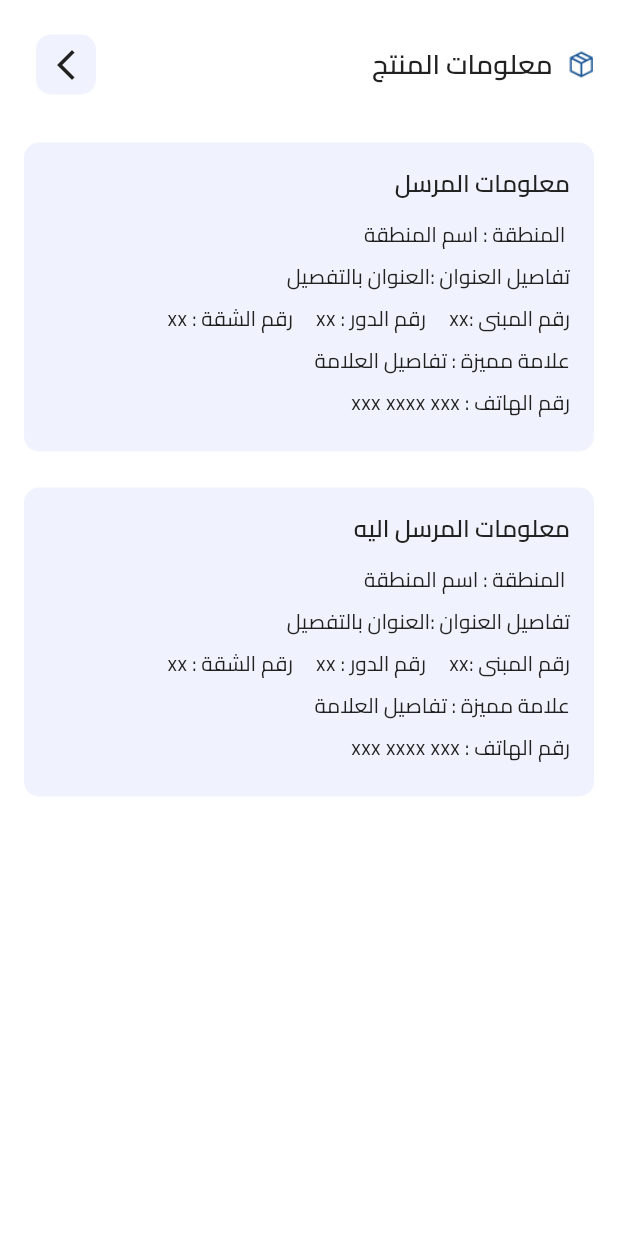
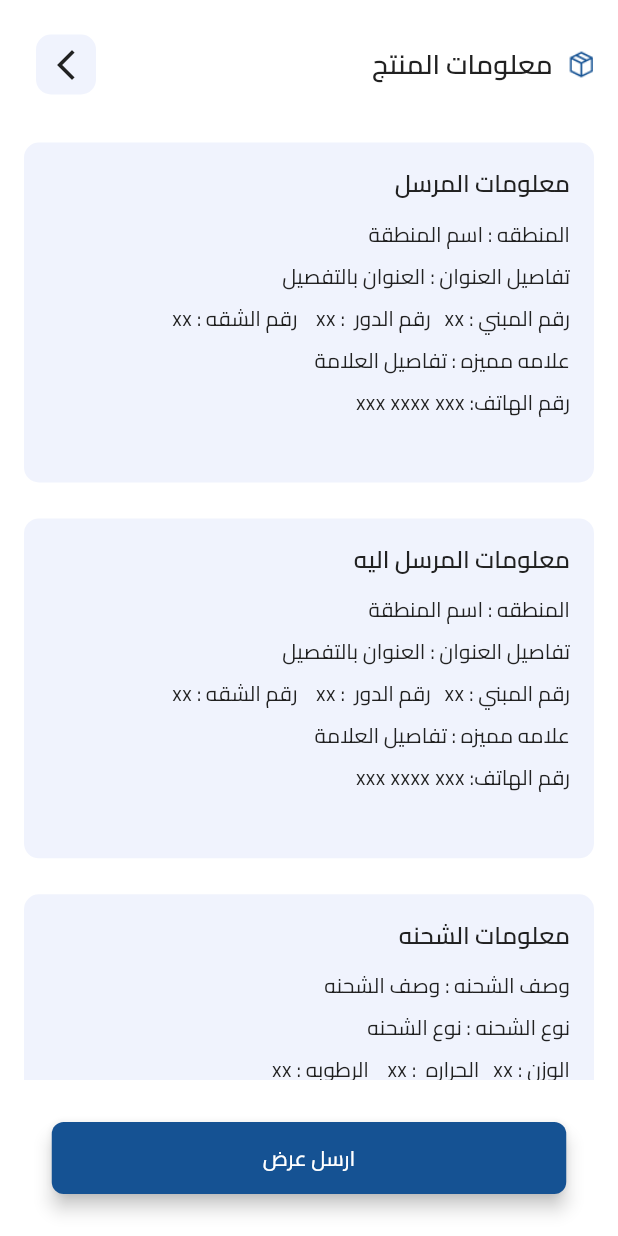
Before and after one commit to KHgamal/project_1, a Flutter app: the ProductView screen opened directly, on a phone screen of 412 x 824 dp. Run offline on Flutter 3.47's test engine with Material 2 defaults, Android fonts, the phone set to English and light mode, and no system bars; our stand-ins replace dartz, equatable, get_it; network calls fail.

Commit message:
product details from heba

```diff
--- a/lib/core/common/widgets/app_bar.dart
+++ b/lib/core/common/widgets/app_bar.dart
@@ -1,6 +1,7 @@
 import 'package:flutter/material.dart';
 import 'package:project_1/core/common/widgets/app_bar_action.dart';
 import 'package:project_1/core/res/colours.dart';
+import 'package:project_1/core/res/media_res.dart';
 import 'package:project_1/generated/l10n.dart';
 
 class AppBarWidget extends StatelessWidget implements PreferredSizeWidget {
@@ -57,8 +58,7 @@ class AppBarWidget extends StatelessWidget implements PreferredSizeWidget {
             ],
           ),
           AppBarAction(
-              child: const Icon(Icons.notifications_none_outlined,
-                  color: Colours.primaryColour, size: 24.0),
+              child:Image.asset(Media.notificationIcon, width: 18,height: 21,),
               onTap: () {}),
         ],
       ),
--- a/lib/core/res/media_res.dart
+++ b/lib/core/res/media_res.dart
@@ -3,4 +3,5 @@ class Media{
   static String destinationIcon="assets/images/destination.png";
   static String titleIcon="assets/images/title.png";
   static String typeIcon="assets/images/type.png";
+  static String notificationIcon="assets/images/notification.png";
 }
--- a/lib/l10n/intl_ar.arb
+++ b/lib/l10n/intl_ar.arb
@@ -6,4 +6,24 @@
   "navbar_offers": "العروض",
   "navbar_profile": "حسابى",
   "product_detail_title": "معلومات المنتج",
+  "sender_info": "معلومات المرسل",
+  "receiver_info": "معلومات المرسل اليه",
+  "shipping_info": "معلومات الشحنه",
+  "phone_number": "رقم الهاتف",
+  "distinctive_mark": "علامه مميزه",
+  "shipping_description": "وصف الشحنه",
+  "shipping_type": "نوع الشحنه",
+  "weight": "الوزن",
+  "temperature": "الحراره",
+  "humidity": "الرطوبه",
+  "building_number": "رقم المبني",
+  "floor_number": "رقم الدور",
+  "apartment_number": "رقم الشقه",
+  "address_details": "تفاصيل العنوان",
+  "region": "المنطقه",
+  "destination_region": "المنطقه المرسل اليها",
+  "product_name": " أسم المنتج",
+  "type": "النوع",
+  "send_offer": "ارسل عرض"
+
 }
--- a/lib/l10n/intl_en.arb
+++ b/lib/l10n/intl_en.arb
@@ -5,5 +5,24 @@
   "navbar_main": "Home",
   "navbar_offers": "Home",
   "navbar_profile": "Home",
-  "product_detail_title": "product's information",
+  "product_detail_title": "Product's information",
+  "sender_info": "Sender information",
+  "receiver_info": "Receiver information",
+  "shipping_info": "Shipping information",
+  "shipping_description": "Shipping description",
+  "shipping_type": "Shipping type",
+  "weight": "Weight",
+  "temperature": "Temperature",
+  "humidity": "Humidity",
+  "phone_number": "Phone number",
+  "distinctive_mark": "Distinctive mark",
+  "address_details": "Address details",
+  "building_number": "Building number",
+  "floor_number": "Floor number",
+  "apartment_number": "Apartment number",
+  "region": " Region ",
+  "destination_region": "Destination region",
+  "product_name": "Product name",
+  "type": " Type ",
+  "send_offer": "Send offer"
 }
--- a/lib/src/home/presentation/views/product_details_view.dart
+++ b/lib/src/home/presentation/views/product_details_view.dart
@@ -1,34 +1,63 @@
 import 'package:flutter/material.dart';
+import 'package:project_1/src/home/presentation/widgets/defult_button.dart';
+import 'package:project_1/src/home/presentation/widgets/shipping_information_container.dart';
 
 import '../../../../core/res/colours.dart';
 import '../../../../core/res/media_res.dart';
 import '../../../../generated/l10n.dart';
 import '../widgets/product_information_appbar.dart';
 import '../widgets/sender_receiver_information_container.dart';
+
 class ProductView extends StatelessWidget {
   const ProductView({Key? key}) : super(key: key);
   static const route = '/product_details';
+
   @override
   Widget build(BuildContext context) {
-    return  SafeArea(
+    return SafeArea(
       child: Scaffold(
         backgroundColor: Colors.white,
-        body: ListView(
-          children:const [
-            Padding(
-              padding: EdgeInsets.only(top: 15 , right: 16 , left: 16),
-              child: ProductInformationAppbar(),
+        body: Column(
+          children: [
+            Expanded(
+              child: ListView(
+                scrollDirection: Axis.vertical,
+                shrinkWrap: true,
+                children: [
+                  Padding(
+                    padding: EdgeInsets.only(top: 15, right: 16, left: 16),
+                    child: ProductInformationAppbar(),
+                  ),
+                  SenderReceiverInformationContainer(
+                      title: S.of(context).sender_info,
+                      locationText: "اسم المنطقة",
+                      addressInDetail: "العنوان بالتفصيل",
+                      buildingNumber: "xx",
+                      floorNumber: "xx",
+                      apartmentNumber: "xx",
+                      markDetails: "تفاصيل العلامة",
+                      phoneNumber: "xxx xxxx xxx"),
+                  SenderReceiverInformationContainer(
+                      title: S.of(context).receiver_info,
+                      locationText: "اسم المنطقة",
+                      addressInDetail: "العنوان بالتفصيل",
+                      buildingNumber: "xx",
+                      floorNumber: "xx",
+                      apartmentNumber: "xx",
+                      markDetails: "تفاصيل العلامة",
+                      phoneNumber: "xxx xxxx xxx"),
+                  ShippingInformationContainer(
+                      title: S.of(context).shipping_info,
+                      shippingDescription: "وصف الشحنه ",
+                      shippingType: "نوع الشحنه",
+                      weight: "xx",
+                      temperature: "xx",
+                      humidity: "xx",
+                      markDetails: "تفاصيل العلامه "),
+                ],
+              ),
             ),
-            SenderReceiverInformationContainer(
-                title: "معلومات المرسل ", locationText: "اسم المنطقة",
-                addressInDetail: "العنوان بالتفصيل", buildingNumber: "xx",
-                floorNumber:"xx" , apartmentNumber:"xx",
-                markDetails: "تفاصيل العلامة", phoneNumber: "xxx xxxx xxx"),
-            SenderReceiverInformationContainer(
-                title: "معلومات المرسل اليه ", locationText: "اسم المنطقة",
-                addressInDetail: "العنوان بالتفصيل", buildingNumber: "xx",
-                floorNumber:"xx" , apartmentNumber:"xx",
-                markDetails: "تفاصيل العلامة", phoneNumber: "xxx xxxx xxx"),
+            MyButton(title: S.of(context).send_offer, onPressed: () {}),
           ],
         ),
       ),
--- /dev/null
+++ b/lib/src/home/presentation/widgets/defult_button.dart
@@ -0,0 +1,27 @@
+import 'package:flutter/material.dart';
+import 'package:project_1/core/res/colours.dart';
+class MyButton extends StatelessWidget{
+  MyButton({required this.title,required this.onPressed});
+
+  final String title;
+  final VoidCallback onPressed;
+  @override
+  Widget build(BuildContext context) {
+    return  Padding(
+      padding: const EdgeInsets.only(right: 16.0,left: 16.0,top: 28.0,bottom: 28.0),
+      child: Material(
+        elevation: 5,
+        color: Colours.primaryColour,
+        borderRadius: BorderRadius.circular(8.0),
+        child: MaterialButton(
+          onPressed: onPressed,
+          minWidth: 343,
+          height:  48,
+          child: Text(title,style: TextStyle(color: Colors.white),),
+        ),
+      ),
+    );
+
+  }
+
+}
--- a/lib/src/home/presentation/widgets/product_information_appbar.dart
+++ b/lib/src/home/presentation/widgets/product_information_appbar.dart
@@ -4,6 +4,7 @@ import 'package:project_1/core/res/styles.dart';
 
 import '../../../../core/res/colours.dart';
 import '../../../../core/res/media_res.dart';
+import '../../../../generated/l10n.dart';
 class ProductInformationAppbar extends StatelessWidget {
   const ProductInformationAppbar({Key? key}) : super(key: key);
 
@@ -16,7 +17,9 @@ class ProductInformationAppbar extends StatelessWidget {
           children: [
             Image.asset(Media.titleIcon, width: 19.5,height: 22,) ,
             const SizedBox(width: 8,),
-            const Text("معلومات المنتج",style:Styles.textStyle18),
+             Text(
+                S.of(context).product_detail_title,
+                style:Styles.textStyle18),
           ],
         ),
         AppBarAction(
--- a/lib/src/home/presentation/widgets/product_information_list.dart
+++ b/lib/src/home/presentation/widgets/product_information_list.dart
@@ -1,18 +1,27 @@
+
 import 'package:flutter/material.dart';
 import 'package:project_1/core/res/media_res.dart';
 import 'package:project_1/src/home/presentation/widgets/product_information_tile.dart';
+
+import '../../../../generated/l10n.dart';
 
 List<String> iconsList=[ Media.locationIcon ,
   Media.destinationIcon,
   Media.titleIcon ,
   Media.typeIcon];
-List<String> textList=["المنطقة" ,"المنطقة المرسل إليها"," اسم المنتج ","النوع "];
+List<String> textList=[ '' , '' , '' , ''];
 
 class ProductsInformationListView extends StatelessWidget {
   const ProductsInformationListView({Key? key}) : super(key: key);
 
   @override
   Widget build(BuildContext context) {
+    textList=[
+      S.of(context).region,
+      S.of(context).destination_region,
+      S.of(context).product_name,
+      S.of(context).type
+    ];
 
     return Column(
         mainAxisAlignment: MainAxisAlignment.center,
--- a/lib/src/home/presentation/widgets/sender_receiver_information_container.dart
+++ b/lib/src/home/presentation/widgets/sender_receiver_information_container.dart
@@ -2,6 +2,7 @@ import 'package:flutter/material.dart';
 
 import '../../../../core/res/colours.dart';
 import '../../../../core/res/styles.dart';
+import '../../../../generated/l10n.dart';
 class SenderReceiverInformationContainer extends StatelessWidget {
   const SenderReceiverInformationContainer({Key? key, required this.title, required this.locationText, required this.addressInDetail, required this.buildingNumber, required this.floorNumber, required this.apartmentNumber, required this.markDetails, required this.phoneNumber}) : super(key: key);
 final String title;
@@ -20,7 +21,7 @@ final String phoneNumber;
         return Container(
           margin: const EdgeInsets.only(top: 24, right: 16, left: 16),
           padding:const EdgeInsets.all(16) ,
-          height: isLandScape? constrain.maxWidth*0.3: constrain.maxWidth*0.5,
+          height: isLandScape? constrain.maxWidth*0.3: constrain.maxWidth*0.55,
           width: constrain.maxWidth*0.9,
           decoration: BoxDecoration(
             color: Colours.secondaryColour,
@@ -32,16 +33,18 @@ final String phoneNumber;
               children: [
                 Text(title , style:Styles.textStyle16),
                const SizedBox(height: 12,),
-                Text(" المنطقة : $locationText " , style: Styles.textStyle14) ,
+                Text(S.of(context).region + " : $locationText " , style: Styles.textStyle14) ,
                const SizedBox(height: 8,),
-                Text("تفاصيل العنوان :$addressInDetail " , style:Styles.textStyle14),
+                Text(S.of(context).address_details + " : $addressInDetail " , style:Styles.textStyle14),
                const SizedBox(height: 8,),
-                Text("رقم المبنى :$buildingNumber     رقم الدور : $floorNumber     رقم الشقة : $apartmentNumber " ,
+                Text(S.of(context).building_number + " : $buildingNumber" + "   " +
+                    S.of(context).floor_number +  "  : $floorNumber " + "   " +
+                    S.of(context).apartment_number +" : $apartmentNumber " ,
                   style:Styles.textStyle14),
                const SizedBox(height: 8,),
-                Text("علامة مميزة : $markDetails" , style: Styles.textStyle14),
+                Text(S.of(context).distinctive_mark + " : $markDetails" , style: Styles.textStyle14),
                const SizedBox(height: 8,),
-                Text("رقم الهاتف : $phoneNumber" , style:Styles.textStyle14),
+                Text(S.of(context).phone_number + ": $phoneNumber" , style:Styles.textStyle14),
 
               ],
             ),
--- /dev/null
+++ b/lib/src/home/presentation/widgets/shipping_information_container.dart
@@ -0,0 +1,54 @@
+import 'package:flutter/material.dart';
+
+import '../../../../core/res/colours.dart';
+import '../../../../core/res/styles.dart';
+import '../../../../generated/l10n.dart';
+
+class ShippingInformationContainer extends StatelessWidget {
+  const ShippingInformationContainer({Key? key, required this.title, required this.shippingDescription, required this.shippingType, required this.weight, required this.temperature, required this.humidity, required this.markDetails}) : super(key: key);
+  final String title;
+  final String shippingDescription;
+  final String shippingType;
+  final String weight;
+  final String temperature;
+  final String humidity;
+  final String markDetails;
+
+  @override
+  Widget build(BuildContext context) {
+    final isLandScape=MediaQuery.of(context).orientation==Orientation.landscape;
+    return LayoutBuilder(
+        builder: (context , constrain) {
+          return Container(
+            margin: const EdgeInsets.only(top: 24, right: 16, left: 16),
+            padding:const EdgeInsets.all(16) ,
+            height: isLandScape? constrain.maxWidth*0.3: constrain.maxWidth*0.5,
+            width: constrain.maxWidth*0.9,
+            decoration: BoxDecoration(
+              color: Colours.secondaryColour,
+              borderRadius: BorderRadius.circular(10.0),
+            ),
+            child: SingleChildScrollView(
+              child:Column(
+                crossAxisAlignment: CrossAxisAlignment.start,
+                children: [
+                  Text(title , style:Styles.textStyle16),
+                  const SizedBox(height: 12,),
+                  Text(S.of(context).shipping_description + " : $shippingDescription " , style: Styles.textStyle14) ,
+                  const SizedBox(height: 8,),
+                  Text(S.of(context).shipping_type + " : $shippingType " , style:Styles.textStyle14),
+                  const SizedBox(height: 8,),
+                  Text(S.of(context).weight + " : $weight" + "   " +
+                      S.of(context).temperature +  "  : $temperature " + "   " +
+                      S.of(context).humidity +" : $humidity " ,
+                      style:Styles.textStyle14),
+                  const SizedBox(height: 8,),
+                  Text(S.of(context).distinctive_mark + " : $markDetails" , style: Styles.textStyle14),
+                ],
+              ),
+            ),
+          );
+        }
+    );
+  }
+}
--- a/pubspec.yaml
+++ b/pubspec.yaml
@@ -25,6 +25,7 @@ dependencies:
   get_it: ^7.6.2
   intl: ^0.18.0
   provider: ^6.0.5
+  js: ^0.6.2
 
 
 dev_dependencies:
```
Also changed, not shown: lib/src/home/presentation/widgets/products_grid_view.dart (+5 -2 lines), assets/images/notification.png (added), lib/generated/intl/messages_ar.dart, lib/generated/intl/messages_en.dart, lib/generated/l10n.dart, pubspec.lock.
